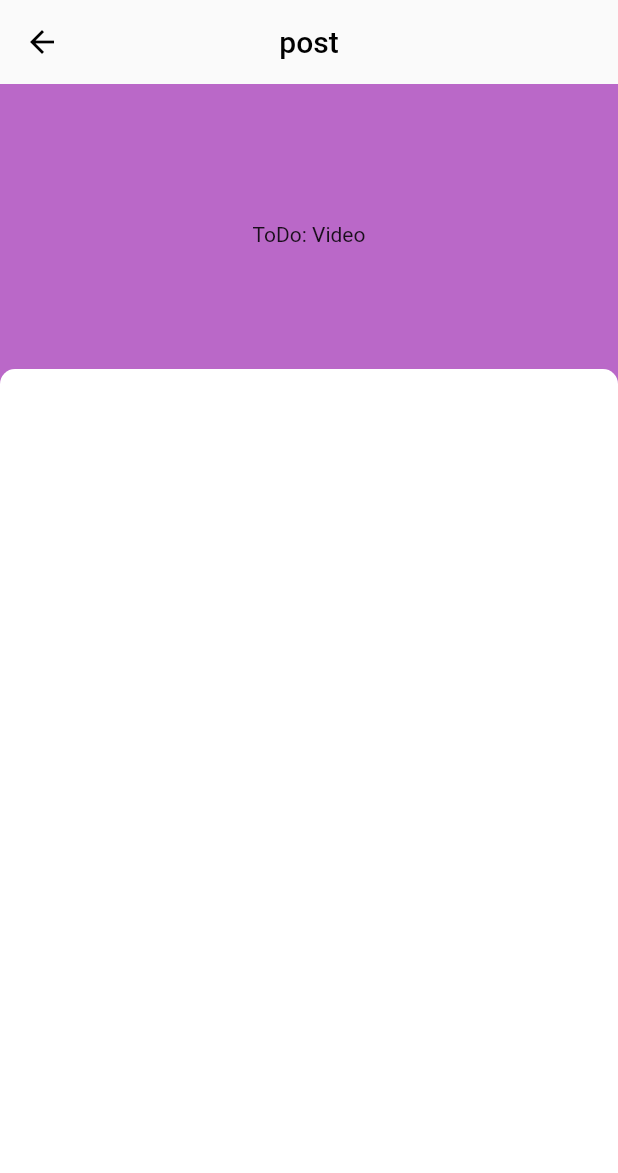
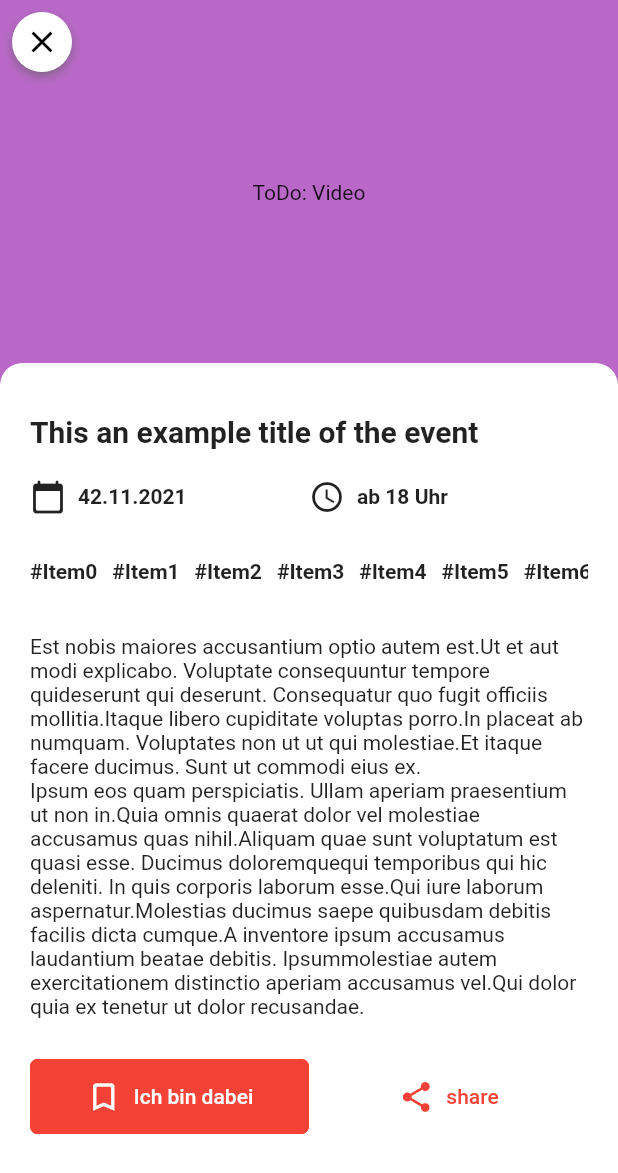
Before and after one commit to tim200002/fingerfunke-app, a Flutter app: the PostPage screen opened by its route, on a phone screen of 412 x 824 dp. Shown: the top 1173 px of the screen. Run offline on Flutter 3.47's test engine with Material 2 defaults, Android fonts, the phone set to English and light mode, and no system bars; our stand-ins replace bloc, cloud_firestore, equatable, firebase_auth, firebase_core, flutter_bloc and 4 more; accounts and stored records are empty; Roboto replaces fonts that are missing (Calistoga).

Commit message:
worked on post page

```diff
--- a/lib/utils/app_theme.dart
+++ b/lib/utils/app_theme.dart
@@ -3,6 +3,7 @@ import 'package:google_fonts/google_fonts.dart';
 
 class AppTheme {
   static final mainTheme = ThemeData(
+      canvasColor: Colors.white,
       textButtonTheme: TextButtonThemeData(
           style: ButtonStyle(
               padding: MaterialStateProperty.all<EdgeInsets>(
@@ -11,7 +12,7 @@ class AppTheme {
           style: ButtonStyle(
               elevation: MaterialStateProperty.all<double>(0),
               padding: MaterialStateProperty.all<EdgeInsets>(
-                  const EdgeInsets.all(20)),
+                  const EdgeInsets.all(13)),
               shape: MaterialStateProperty.all<RoundedRectangleBorder>(
                   RoundedRectangleBorder(
                       borderRadius: BorderRadius.circular(5.0),
--- a/lib/utils/util_widgets/page_screen.dart
+++ b/lib/utils/util_widgets/page_screen.dart
@@ -92,11 +92,10 @@ class PageScreen extends StatelessWidget {
 
   @override
   Widget build(BuildContext context) {
-    return SafeArea(
-        child: Scaffold(
+    return Scaffold(
       appBar: appBar,
       body: _content(),
       extendBodyBehindAppBar: extendBodyBehindAppBar ?? false,
-    ));
+    );
   }
 }
--- a/lib/view/post/post_page.dart
+++ b/lib/view/post/post_page.dart
@@ -1,28 +1,57 @@
+import 'package:fingerfunke_app/utils/app_theme.dart';
 import 'package:fingerfunke_app/utils/dev_tools.dart';
 import 'package:fingerfunke_app/utils/util_widgets/page_screen.dart';
+import 'package:fingerfunke_app/view/post/post_view.dart';
 import 'package:flutter/material.dart';
 
 class PostPage extends StatelessWidget {
   const PostPage({Key? key}) : super(key: key);
 
-  static final Widget _contentCardDecoration = Container(
-      height: 10,
-      decoration: const BoxDecoration(
-          borderRadius: BorderRadius.vertical(top: Radius.circular(10)),
-          color: Colors.white));
+  static final Widget _contentCardDecoration = Transform.translate(
+      offset: const Offset(0, 1),
+      child: Container(
+          height: 15,
+          decoration: const BoxDecoration(
+              borderRadius: BorderRadius.vertical(top: Radius.circular(15)),
+              color: Colors.white)));
+
+  Widget _closeButton(BuildContext context) {
+    return Container(
+        margin: const EdgeInsets.all(8),
+        decoration: BoxDecoration(
+          color: Colors.white,
+          borderRadius: BorderRadius.circular(100),
+          boxShadow: [
+            BoxShadow(
+                color: Colors.grey[700]!,
+                offset: const Offset(0, 3),
+                spreadRadius: -2,
+                blurRadius: 7)
+          ],
+        ),
+        child: IconButton(
+            onPressed: () => Navigator.of(context).pop(),
+            icon: const Icon(Icons.close)));
+  }
 
   @override
   Widget build(BuildContext context) {
     return PageScreen(
-        appBar: AppBar(title: Text("post")),
+        appBar: AppBar(leading: _closeButton(context)),
+        extendBodyBehindAppBar: true,
         headerHeight: 200,
         sidePadding: 0,
         roundedBody: false,
         roundedHeader: false,
         header: DevTools.placeholder("Video"),
         headerBottom: _contentCardDecoration,
-        body: Container(
-          color: Colors.white,
-        ));
+        children: [
+          Container(
+              color: Colors.white,
+              padding: const EdgeInsets.symmetric(
+                horizontal: AppTheme.PADDING_SIDE,
+              ),
+              child: PostView())
+        ]);
   }
 }
--- /dev/null
+++ b/lib/view/post/post_view.dart
@@ -0,0 +1,119 @@
+import 'package:fingerfunke_app/utils/app_theme.dart';
+import 'package:flutter/material.dart';
+import 'package:flutter/rendering.dart';
+
+class PostView extends StatelessWidget {
+  const PostView({Key? key}) : super(key: key);
+
+  Widget _iconTextItem({required IconData icon, required String label}) {
+    return Row(
+      mainAxisSize: MainAxisSize.min,
+      children: [
+        Padding(
+          padding: EdgeInsets.only(right: 8),
+          child: Icon(icon),
+        ),
+        Text(label,
+            style: TextStyle(
+              fontWeight: FontWeight.bold,
+            ))
+      ],
+    );
+  }
+
+  Widget _tagWidget(String text) {
+    return Padding(
+        padding: EdgeInsets.only(right: 10),
+        child: Text(
+          "#$text",
+          style: TextStyle(fontWeight: FontWeight.bold),
+        ));
+  }
+
+  Widget _descriptionSection(BuildContext context) {
+    return const Padding(
+      padding: EdgeInsets.symmetric(vertical: 10),
+      child: Text("Est nobis maiores accusantium optio autem est." +
+          "Ut et aut modi explicabo. Voluptate consequuntur tempore qui" +
+          "deserunt qui deserunt. Consequatur quo fugit officiis mollitia." +
+          "Itaque libero cupiditate voluptas porro." +
+          "In placeat ab numquam. Voluptates non ut ut qui molestiae." +
+          "Et itaque facere ducimus. Sunt ut commodi eius ex.\n" +
+          "Ipsum eos quam perspiciatis. Ullam aperiam praesentium ut non in." +
+          "Quia omnis quaerat dolor vel molestiae accusamus quas nihil." +
+          "Aliquam quae sunt voluptatum est quasi esse. Ducimus doloremque" +
+          "qui temporibus qui hic deleniti. In quis corporis laborum esse." +
+          "Qui iure laborum aspernatur." +
+          "Molestias ducimus saepe quibusdam debitis facilis dicta cumque." +
+          "A inventore ipsum accusamus laudantium beatae debitis. Ipsum" +
+          "molestiae autem exercitationem distinctio aperiam accusamus vel." +
+          "Qui dolor quia ex tenetur ut dolor recusandae."),
+    );
+  }
+
+  Widget _tagsSection(BuildContext context) {
+    return Padding(
+        padding: EdgeInsets.symmetric(vertical: 10),
+        child: SizedBox(
+          height: 30,
+          child: ListView(
+            //clipBehavior: Clip.none,
+            shrinkWrap: true,
+            scrollDirection: Axis.horizontal,
+            children: [for (int i = 0; i < 10; i++) _tagWidget("Item$i")],
+          ),
+        ));
+  }
+
+  Widget _dateTimeSection(BuildContext context) {
+    return Padding(
+        padding: EdgeInsets.symmetric(vertical: 20),
+        child: Row(
+          children: [
+            Expanded(
+                child: _iconTextItem(
+                    icon: Icons.calendar_today_rounded, label: "42.11.2021")),
+            Expanded(
+                child: _iconTextItem(icon: Icons.schedule, label: "ab 18 Uhr"))
+          ],
+        ));
+  }
+
+  Widget _actionsSection(BuildContext context) {
+    return Padding(
+      padding: EdgeInsets.symmetric(vertical: 10),
+      child: Row(
+        children: [
+          Expanded(
+              child: ElevatedButton.icon(
+                  onPressed: () {},
+                  icon: Icon(Icons.bookmark_border_rounded),
+                  label: Text("Ich bin dabei"))),
+          Expanded(
+              child: TextButton.icon(
+                  onPressed: () {},
+                  icon: Icon(Icons.share_rounded),
+                  label: Text("share")))
+        ],
+      ),
+    );
+  }
+
+  @override
+  Widget build(BuildContext context) {
+    return Column(
+      crossAxisAlignment: CrossAxisAlignment.stretch,
+      children: [
+        Text(
+          "This an example title of the event",
+          style: AppTheme.textStyleAccent(
+              style: TextStyle(fontWeight: FontWeight.bold, fontSize: 20)),
+        ),
+        _dateTimeSection(context),
+        _tagsSection(context),
+        _descriptionSection(context),
+        _actionsSection(context),
+      ],
+    );
+  }
+}
```
